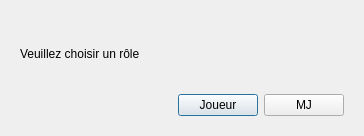
This is src/ConnectionHelper.ui in Nepta/nixjdr as Qt 5 draws it before an edit. The edited form follows.
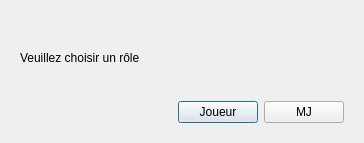
This is the edited form.

The edit to the form file:
```diff
--- a/src/ConnectionHelper.ui
+++ b/src/ConnectionHelper.ui
@@ -10,7 +10,7 @@
     <x>0</x>
     <y>0</y>
     <width>364</width>
-    <height>136</height>
+    <height>143</height>
    </rect>
   </property>
   <property name="sizePolicy">
```
